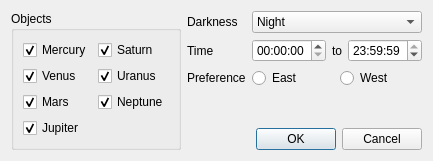
Before: the Qt Designer form qt5/schedulebrain.ui in EthanChappel/Ecliptic, drawn with Qt 5.
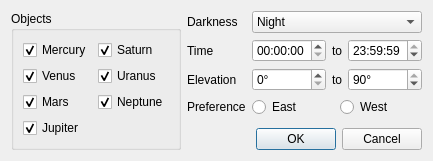
After: the same form once the commit is applied.

Commit message: Add elevation field to user interface

Patch:
```diff
--- a/qt5/schedulebrain.ui
+++ b/qt5/schedulebrain.ui
@@ -6,8 +6,8 @@
    <rect>
     <x>0</x>
     <y>0</y>
-    <width>399</width>
-    <height>145</height>
+    <width>317</width>
+    <height>138</height>
    </rect>
   </property>
   <property name="windowTitle">
@@ -214,14 +214,50 @@
        </item>
       </layout>
      </item>
-     <item row="2" column="0">
-      <widget class="QLabel" name="label">
-       <property name="text">
-        <string>Preference</string>
-       </property>
-      </widget>
-     </item>
      <item row="2" column="1">
+      <layout class="QHBoxLayout" name="horizontalLayout_2">
+       <item>
+        <widget class="QSpinBox" name="minelevation_spinbox">
+         <property name="suffix">
+          <string>°</string>
+         </property>
+         <property name="maximum">
+          <number>89</number>
+         </property>
+        </widget>
+       </item>
+       <item>
+        <widget class="QLabel" name="elevation_to_label">
+         <property name="sizePolicy">
+          <sizepolicy hsizetype="Fixed" vsizetype="Preferred">
+           <horstretch>0</horstretch>
+           <verstretch>0</verstretch>
+          </sizepolicy>
+         </property>
+         <property name="text">
+          <string>to</string>
+         </property>
+        </widget>
+       </item>
+       <item>
+        <widget class="QSpinBox" name="maxelevation_spinbox">
+         <property name="suffix">
+          <string>°</string>
+         </property>
+         <property name="minimum">
+          <number>1</number>
+         </property>
+         <property name="maximum">
+          <number>90</number>
+         </property>
+         <property name="value">
+          <number>90</number>
+         </property>
+        </widget>
+       </item>
+      </layout>
+     </item>
+     <item row="3" column="1">
       <layout class="QHBoxLayout" name="horizontalLayout">
        <item>
         <widget class="QRadioButton" name="radioButton">
@@ -239,6 +275,20 @@
        </item>
       </layout>
      </item>
+     <item row="3" column="0">
+      <widget class="QLabel" name="label">
+       <property name="text">
+        <string>Preference</string>
+       </property>
+      </widget>
+     </item>
+     <item row="2" column="0">
+      <widget class="QLabel" name="elevation_label">
+       <property name="text">
+        <string>Elevation</string>
+       </property>
+      </widget>
+     </item>
     </layout>
    </item>
    <item row="0" column="0" colspan="2">
```
Left out of the diff: 6 changed lines with no effect on the pictures. The commit also changes 1 other file.
